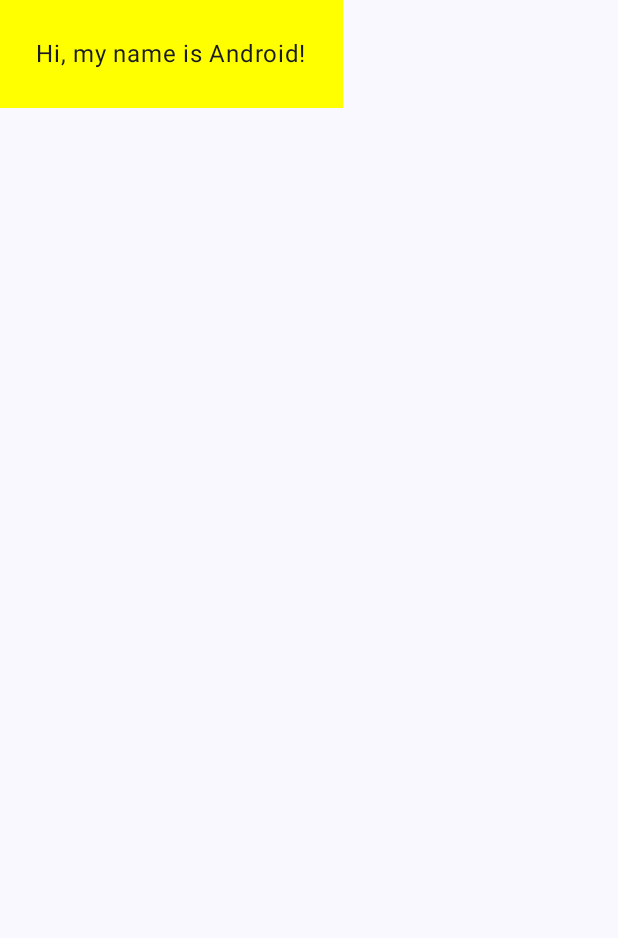
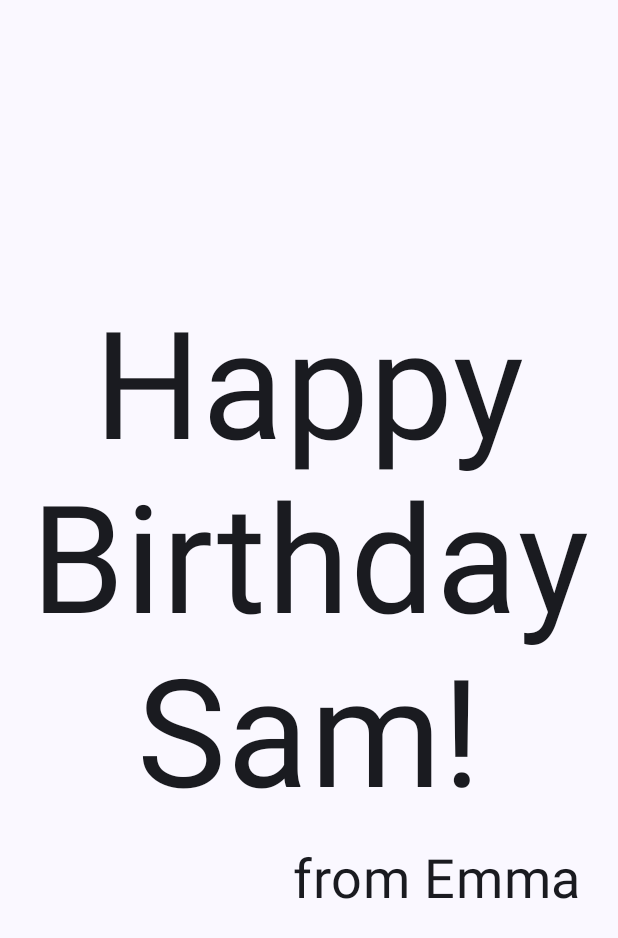
Before and after one commit to kristapsbe/meteo_android, an Android app built with Jetpack Compose: the screen it shows after launch (MainActivity), on a phone screen of 412 x 824 dp. Shown: the top 938 px of the screen. Run offline under Robolectric (Android 15) with nearby library versions, the phone set to English and light mode, and no system bars.

Commit message:
mucking around with tutorials

```diff
--- a/app/src/main/java/com/example/meteo_android/MainActivity.kt
+++ b/app/src/main/java/com/example/meteo_android/MainActivity.kt
@@ -4,16 +4,23 @@ import android.os.Bundle
 import androidx.activity.ComponentActivity
 import androidx.activity.compose.setContent
 import androidx.activity.enableEdgeToEdge
+import androidx.compose.foundation.layout.Arrangement
+import androidx.compose.foundation.layout.Column
+import androidx.compose.foundation.layout.Row
 import androidx.compose.foundation.layout.fillMaxSize
 import androidx.compose.foundation.layout.padding
+import androidx.compose.material3.MaterialTheme
 import androidx.compose.material3.Scaffold
 import androidx.compose.material3.Surface
 import androidx.compose.material3.Text
 import androidx.compose.runtime.Composable
+import androidx.compose.ui.Alignment
 import androidx.compose.ui.Modifier
 import androidx.compose.ui.graphics.Color
+import androidx.compose.ui.text.style.TextAlign
 import androidx.compose.ui.tooling.preview.Preview
 import androidx.compose.ui.unit.dp
+import androidx.compose.ui.unit.sp
 import com.example.meteo_android.ui.theme.Meteo_androidTheme
 
 class MainActivity : ComponentActivity() {
@@ -22,11 +29,11 @@ class MainActivity : ComponentActivity() {
         enableEdgeToEdge()
         setContent {
             Meteo_androidTheme {
-                Scaffold(modifier = Modifier.fillMaxSize()) { innerPadding ->
-                    Greeting(
-                        name = "Android",
-                        modifier = Modifier.padding(innerPadding)
-                    )
+                Surface(
+                    modifier = Modifier.fillMaxSize(),
+                    color = MaterialTheme.colorScheme.background
+                ) {
+                    Greeting(name = "Sam", from = "Emma")
                 }
             }
         }
@@ -34,11 +41,21 @@ class MainActivity : ComponentActivity() {
 }
 
 @Composable
-fun Greeting(name: String, modifier: Modifier = Modifier) {
-    Surface(color = Color.Yellow) {
+fun Greeting(name: String, from: String, modifier: Modifier = Modifier) {
+    Column(
+        verticalArrangement = Arrangement.Center,
+        modifier = modifier.padding(8.dp)
+    ) {
         Text(
-            text = "Hi, my name is $name!",
-            modifier = modifier.padding(24.dp)
+            text = "Happy Birthday $name!",
+            fontSize = 100.sp,
+            lineHeight = 116.sp,
+            textAlign = TextAlign.Center
+        )
+        Text(
+            text = "from $from",
+            fontSize = 36.sp,
+            modifier = Modifier.padding(16.dp).align(alignment = Alignment.End)
         )
     }
 }
@@ -47,6 +64,6 @@ fun Greeting(name: String, modifier: Modifier = Modifier) {
 @Composable
 fun GreetingPreview() {
     Meteo_androidTheme {
-        Greeting("Kristaps")
+        Greeting("Joe", "Chris")
     }
 }
```
